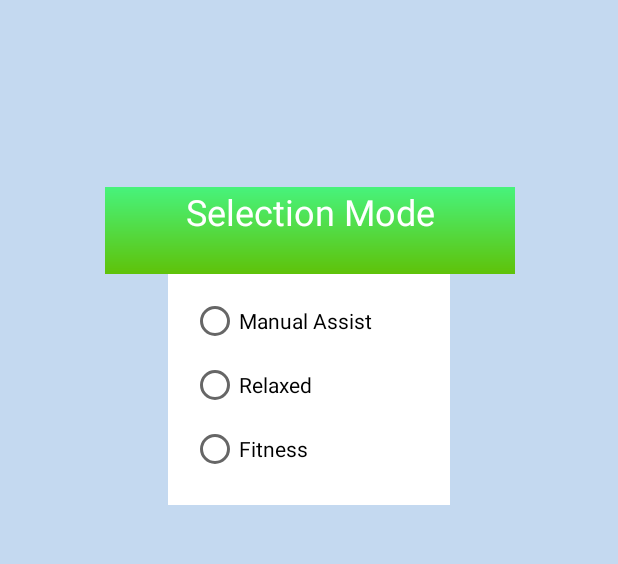
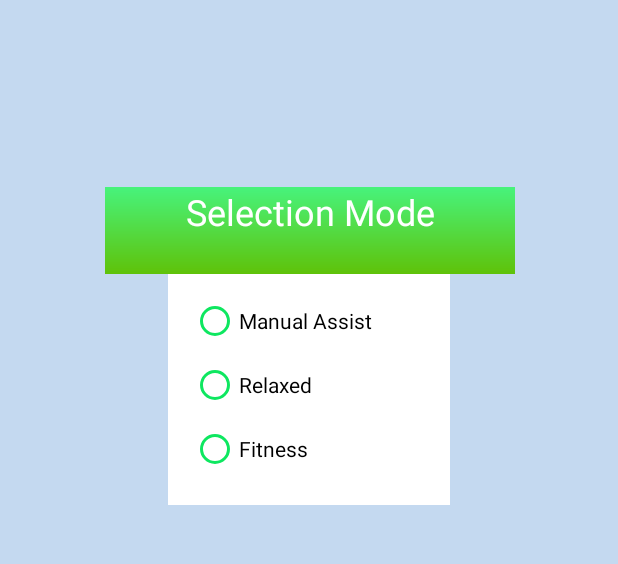
Before and after one commit to maheshc7/PedalEze, an Android app: the MapsActivity screen opened directly, with no data from a screen before it, on a phone screen of 412 x 824 dp, the part 65-629 px from its top. Run offline under Robolectric (Android 15) with nearby library versions, the phone set to English and light mode, and no system bars; Roboto replaces fonts that are not available here.

Commit message:
Update: Selection Mode

```diff
--- a/app/src/main/res/layout/activity_maps.xml
+++ b/app/src/main/res/layout/activity_maps.xml
@@ -89,6 +89,7 @@
             android:layout_width="match_parent"
             android:layout_height="wrap_content"
             android:layout_margin="5sp"
+            android:buttonTint="@color/colorAccent"
             android:text="Manual Assist" />
 
         <RadioButton
@@ -96,6 +97,7 @@
             android:layout_width="match_parent"
             android:layout_height="wrap_content"
             android:layout_margin="5sp"
+            android:buttonTint="@color/colorAccent"
             android:text="Relaxed" />
 
         <RadioButton
@@ -103,6 +105,7 @@
             android:layout_width="match_parent"
             android:layout_height="wrap_content"
             android:layout_margin="5sp"
+            android:buttonTint="@color/colorAccent"
             android:text="Fitness" />
     </LinearLayout>
 
--- a/app/src/main/res/values/colors.xml
+++ b/app/src/main/res/values/colors.xml
@@ -1,8 +1,8 @@
 <?xml version="1.0" encoding="utf-8"?>
 <resources>
-    <color name="colorPrimary">#3F51B5</color>
-    <color name="colorPrimaryDark">#303F9F</color>
-    <color name="colorAccent">#FF4081</color>
+    <color name="colorPrimary">#76FE00</color>
+    <color name="colorPrimaryDark">#42D275</color>
+    <color name="colorAccent">#0EE760</color>
     <color name="fg_text">#0ee752</color>
 
 
```
